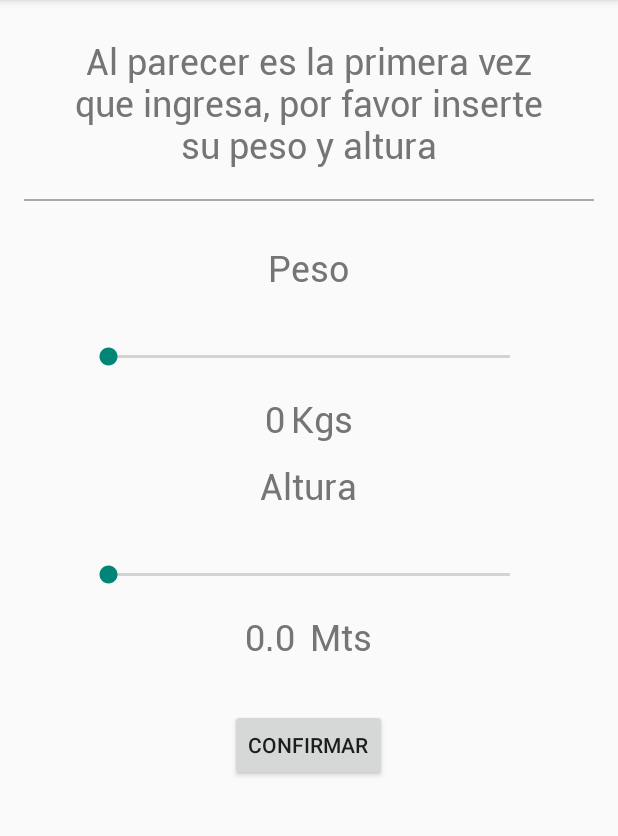
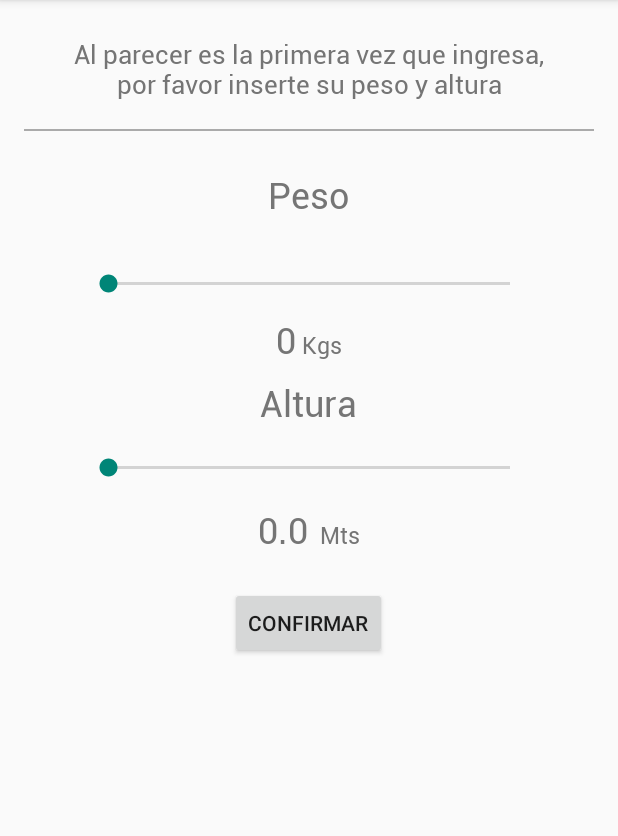
Before and after one commit to locu05/proyectofinal, an Android app: the WeightAndHeightActivity screen opened directly, with no data from a screen before it, on a phone screen of 412 x 824 dp, the part 84-920 px from its top. Run offline under Robolectric (Android 15) with nearby library versions, the light colour scheme and no system bars; our stand-ins replace Volley; libraries missing offline, so code that uses them is left out: com.facebook, com.facebook.login, com.loopj.android, cz.msebera.android; network calls fail.

Commit message:
Boton de Activar grupo desactivado mientras se espera al request

```diff
--- a/Autocodes/app/src/main/java/proyectofinal/autocodes/WeightAndHeightActivity.java
+++ b/Autocodes/app/src/main/java/proyectofinal/autocodes/WeightAndHeightActivity.java
@@ -94,8 +94,10 @@ public class WeightAndHeightActivity extends AppCompatActivity {
                     createUser(Integer.valueOf(textViewWeight.getText().toString()), Float.valueOf((Float.valueOf( textViewHeight.getText().toString() ) * 100)).intValue());
                 } catch (JSONException e) {
                     e.printStackTrace();
+                    confirm.setEnabled(true);
                 } catch (UnsupportedEncodingException e) {
                     e.printStackTrace();
+                    confirm.setEnabled(true);
                 }
             }
         });
--- a/Autocodes/app/src/main/res/layout/activity_weight_and_height.xml
+++ b/Autocodes/app/src/main/res/layout/activity_weight_and_height.xml
@@ -18,9 +18,10 @@
             android:layout_alignParentTop="true"
             android:text="Al parecer es la primera vez que ingresa, por favor inserte su peso y altura"
             app:typeface="robotoRegular"
-            android:paddingBottom="20dp"
+            android:paddingBottom="18dp"
             android:gravity="center"
-            style="@style/TextViewAppearance.Headline2"/>
+            android:textSize="17dp"
+            style="@style/TextViewAppearance.Headline3"/>
 
         <View
             android:id="@+id/viewWeightAndHeight"
@@ -34,7 +35,7 @@
             android:layout_width="wrap_content"
             android:layout_height="wrap_content"
             android:layout_below="@id/viewWeightAndHeight"
-            android:paddingTop="20dp"
+            android:paddingTop="18dp"
             android:layout_centerHorizontal="true"
             android:layout_centerVertical="true"
             android:orientation="vertical" >
@@ -51,7 +52,7 @@
                     android:layout_centerHorizontal="true"
                     android:text="Peso"
                     app:typeface="robotoRegular"
-                    style="@style/TextViewAppearance.Headline2"/>
+                    style="@style/TextViewAppearance.Headline3"/>
 
 
                 <SeekBar
@@ -74,7 +75,7 @@
                             android:id="@+id/textView1"
                             android:layout_width="wrap_content"
                             android:layout_height="wrap_content"
-                            android:layout_marginTop="14dp"
+                            android:layout_marginTop="10dp"
                             android:padding="2dp"
                             app:typeface="robotoRegular"
                             style="@style/TextViewAppearance.Headline3"/>
@@ -83,8 +84,9 @@
                             android:layout_width="wrap_content"
                             android:layout_height="wrap_content"
                             android:padding="2dp"
-                            android:layout_marginTop="14dp"
+                            android:layout_marginTop="10dp"
                             android:text="Kgs"
+                            android:textSize="15dp"
                             app:typeface="robotoRegular"
                             style="@style/TextViewAppearance.Headline2"/>
 
@@ -94,7 +96,7 @@
 
                 <proyectofinal.autocodes.font.RobotoTextView
                     android:id="@+id/textViewAltura"
-                    android:paddingTop="10dp"
+                    android:paddingTop="7dp"
                     android:layout_width="wrap_content"
                     android:layout_height="wrap_content"
                     android:layout_centerHorizontal="true"
@@ -109,7 +111,7 @@
                     android:layout_height="wrap_content"
                     android:layout_centerHorizontal="true"
                     android:layout_below="@id/textViewAltura"
-                    android:layout_marginTop="26dp"
+                    android:layout_marginTop="10dp"
                     android:max="230"/>
 
                 <LinearLayout
@@ -134,6 +136,7 @@
                     android:layout_marginTop="14dp"
                     android:padding="2dp"
                     android:text=" Mts"
+                    android:textSize="15dp"
                     app:typeface="robotoRegular"
                     style="@style/TextViewAppearance.Headline2"/>
 
@@ -145,7 +148,7 @@
                     android:layout_width="wrap_content"
                     android:layout_height="wrap_content"
                     android:layout_centerHorizontal="true"
-                    android:paddingTop="30dp"
+                    android:paddingTop="20dp"
                     android:layout_below="@id/layoutTextView2">
 
                         <Button
```
Also changed, not shown: Autocodes/app/src/main/java/proyectofinal/autocodes/GroupActivity.java (+10 -4 lines).
